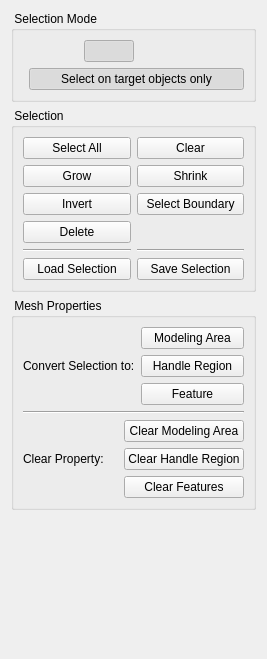
Qt form Plugin-Selection/widgets/selectionControls.ui (ShenRen/OpenFlipper) before a commit.
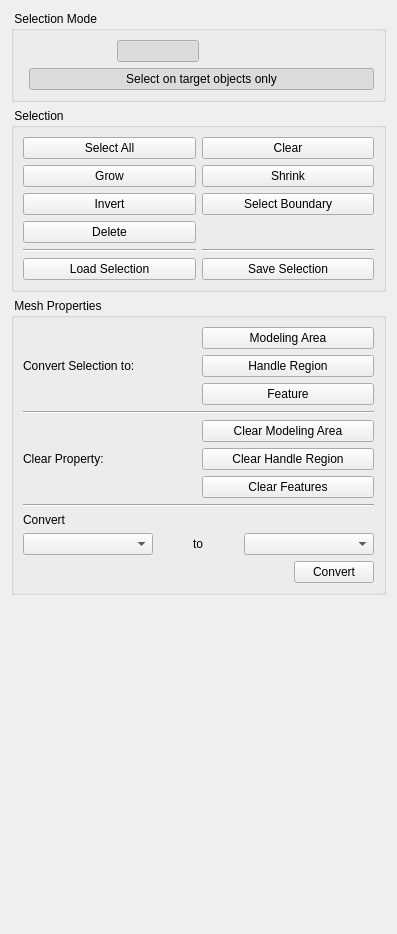
The same form after that commit.

Commit message: Providing conversion between modeling area and handle region. Conversion from and to feature is still to be implemented.

```diff
--- a/Plugin-Selection/widgets/selectionControls.ui
+++ b/Plugin-Selection/widgets/selectionControls.ui
@@ -1,21 +1,21 @@
 <ui version="4.0" >
  <class>SelectionControls</class>
- <widget class="QWidget" name="SelectionControls" >
-  <property name="geometry" >
+ <widget class="QWidget" name="SelectionControls">
+  <property name="geometry">
    <rect>
     <x>0</x>
     <y>0</y>
-    <width>267</width>
-    <height>659</height>
+    <width>397</width>
+    <height>934</height>
    </rect>
   </property>
   <property name="windowTitle" >
    <string>Form</string>
   </property>
-  <layout class="QVBoxLayout" name="verticalLayout_4" >
-   <item>
-    <widget class="QGroupBox" name="groupBox" >
-     <property name="title" >
+  <layout class="QGridLayout" name="gridLayout_2">
+   <item row="0" column="0">
+    <widget class="QGroupBox" name="groupBox">
+     <property name="title">
       <string> Selection Mode </string>
      </property>
      <layout class="QFormLayout" name="formLayout" >
@@ -166,9 +166,9 @@
      </layout>
     </widget>
    </item>
-   <item>
-    <widget class="QGroupBox" name="groupBox_2" >
-     <property name="title" >
+   <item row="1" column="0">
+    <widget class="QGroupBox" name="groupBox_2">
+     <property name="title">
       <string> Selection </string>
      </property>
      <layout class="QGridLayout" name="gridLayout" >
@@ -306,9 +306,9 @@
      </layout>
     </widget>
    </item>
-   <item>
-    <widget class="QGroupBox" name="groupBox_3" >
-     <property name="title" >
+   <item row="2" column="0">
+    <widget class="QGroupBox" name="groupBox_3">
+     <property name="title">
       <string> Mesh Properties </string>
      </property>
      <layout class="QVBoxLayout" name="verticalLayout_3" >
@@ -430,18 +430,164 @@
         </item>
        </layout>
       </item>
+      <item>
+       <widget class="Line" name="line_4">
+        <property name="orientation">
+         <enum>Qt::Horizontal</enum>
+        </property>
+       </widget>
+      </item>
+      <item>
+       <layout class="QVBoxLayout" name="verticalLayout_4">
+        <item>
+         <widget class="QLabel" name="label">
+          <property name="maximumSize">
+           <size>
+            <width>16777215</width>
+            <height>20</height>
+           </size>
+          </property>
+          <property name="text">
+           <string>Convert</string>
+          </property>
+         </widget>
+        </item>
+        <item>
+         <layout class="QHBoxLayout" name="horizontalLayout_5">
+          <item>
+           <widget class="QComboBox" name="convertFrom">
+            <property name="sizePolicy">
+             <sizepolicy hsizetype="Minimum" vsizetype="Maximum">
+              <horstretch>0</horstretch>
+              <verstretch>0</verstretch>
+             </sizepolicy>
+            </property>
+            <property name="minimumSize">
+             <size>
+              <width>130</width>
+              <height>0</height>
+             </size>
+            </property>
+            <property name="maximumSize">
+             <size>
+              <width>16777215</width>
+              <height>16777215</height>
+             </size>
+            </property>
+           </widget>
+          </item>
+          <item>
+           <layout class="QHBoxLayout" name="horizontalLayout_6">
+            <item>
+             <spacer name="horizontalSpacer_2">
+              <property name="orientation">
+               <enum>Qt::Horizontal</enum>
+              </property>
+              <property name="sizeHint" stdset="0">
+               <size>
+                <width>40</width>
+                <height>20</height>
+               </size>
+              </property>
+             </spacer>
+            </item>
+            <item>
+             <widget class="QLabel" name="label_2">
+              <property name="maximumSize">
+               <size>
+                <width>16777215</width>
+                <height>16777215</height>
+               </size>
+              </property>
+              <property name="text">
+               <string>to</string>
+              </property>
+             </widget>
+            </item>
+            <item>
+             <spacer name="horizontalSpacer_3">
+              <property name="orientation">
+               <enum>Qt::Horizontal</enum>
+              </property>
+              <property name="sizeHint" stdset="0">
+               <size>
+                <width>40</width>
+                <height>20</height>
+               </size>
+              </property>
+             </spacer>
+            </item>
+            <item>
+             <layout class="QHBoxLayout" name="horizontalLayout_7">
+              <item>
+               <widget class="QComboBox" name="convertTo">
+                <property name="sizePolicy">
+                 <sizepolicy hsizetype="Minimum" vsizetype="Maximum">
+                  <horstretch>0</horstretch>
+                  <verstretch>0</verstretch>
+                 </sizepolicy>
+                </property>
+                <property name="minimumSize">
+                 <size>
+                  <width>130</width>
+                  <height>0</height>
+                 </size>
+                </property>
+                <property name="maximumSize">
+                 <size>
+                  <width>16777215</width>
+                  <height>16777215</height>
+                 </size>
+                </property>
+                <property name="layoutDirection">
+                 <enum>Qt::LeftToRight</enum>
+                </property>
+               </widget>
+              </item>
+             </layout>
+            </item>
+           </layout>
+          </item>
+         </layout>
+        </item>
+        <item>
+         <layout class="QHBoxLayout" name="horizontalLayout_10">
+          <item>
+           <spacer name="horizontalSpacer">
+            <property name="orientation">
+             <enum>Qt::Horizontal</enum>
+            </property>
+            <property name="sizeHint" stdset="0">
+             <size>
+              <width>40</width>
+              <height>20</height>
+             </size>
+            </property>
+           </spacer>
+          </item>
+          <item>
+           <widget class="QPushButton" name="convertButton">
+            <property name="text">
+             <string>Convert</string>
+            </property>
+           </widget>
+          </item>
+         </layout>
+        </item>
+       </layout>
+      </item>
      </layout>
     </widget>
    </item>
-   <item>
-    <spacer name="verticalSpacer" >
-     <property name="orientation" >
+   <item row="3" column="0">
+    <spacer name="verticalSpacer">
+     <property name="orientation">
       <enum>Qt::Vertical</enum>
      </property>
-     <property name="sizeHint" stdset="0" >
+     <property name="sizeHint" stdset="0">
       <size>
        <width>20</width>
-       <height>40</height>
+       <height>159</height>
       </size>
      </property>
     </spacer>
```
Left out of the diff: 271 changed lines with no effect on the pictures. The commit also changes 2 other files.
